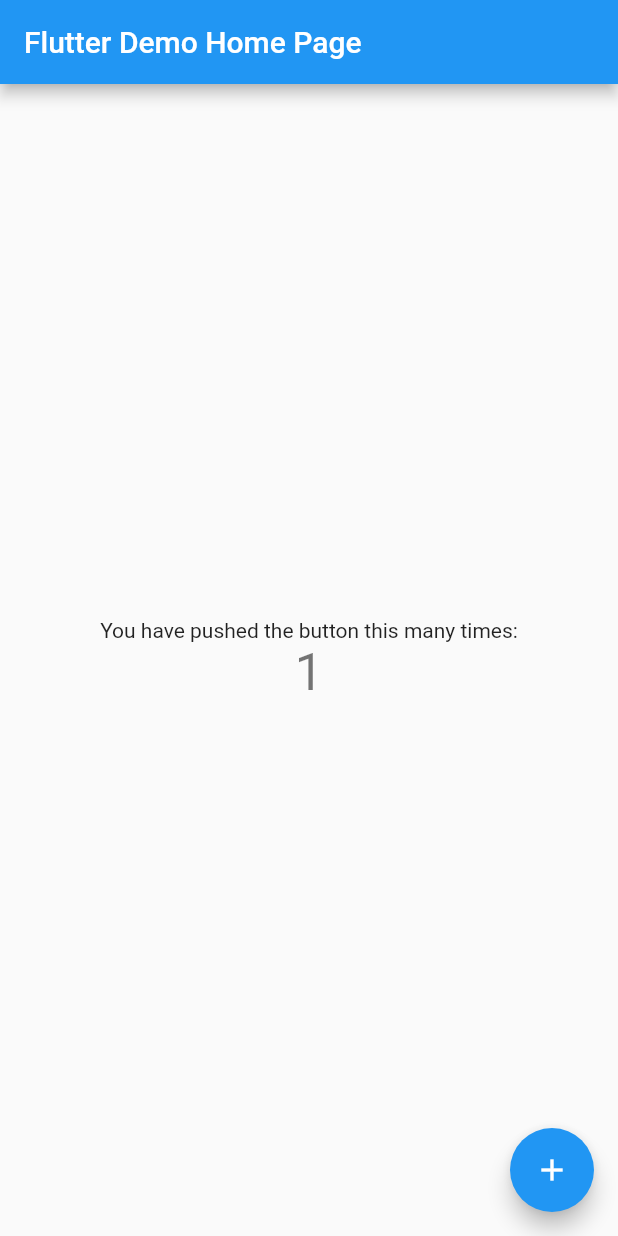
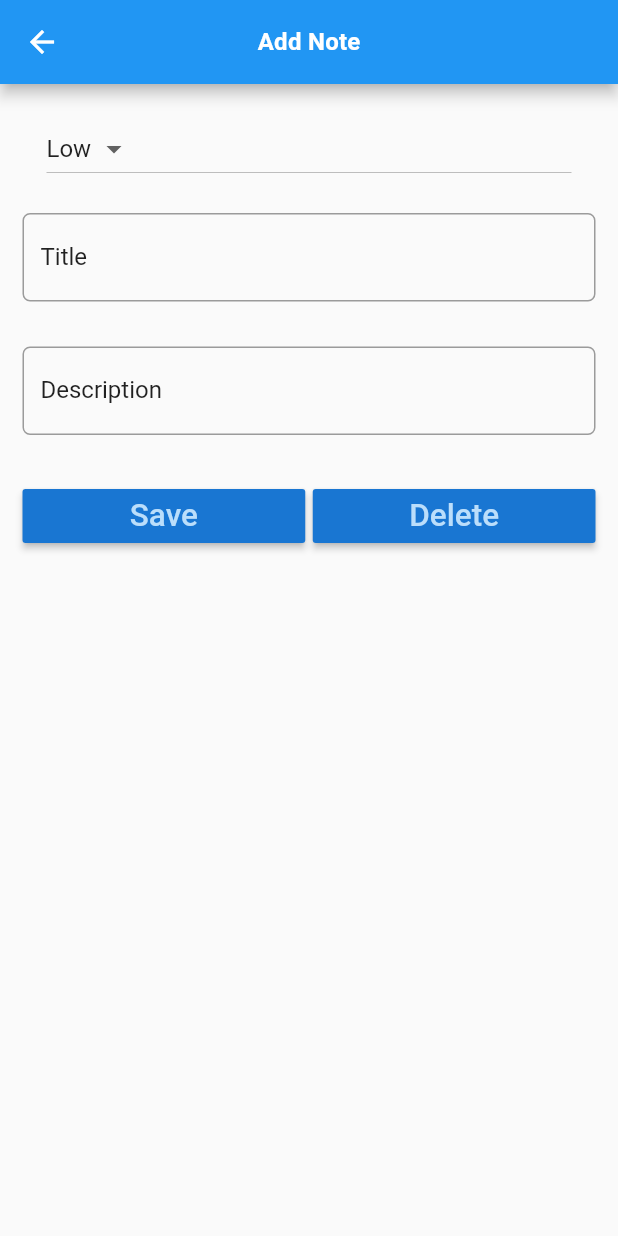
Before and after one commit to itsmedevensingh20/droid-course, a Flutter app: the screen it shows after launch, after a tap on the "add" icon, on a phone screen of 412 x 824 dp. Run offline on Flutter 3.47's test engine with Material 2 defaults, Android fonts, the phone set to English and light mode, and no system bars; Roboto replaces fonts that are missing (WorkSans).

Commit message:
Ui design

```diff
--- a/lib/main.dart
+++ b/lib/main.dart
@@ -1,115 +1,43 @@
+import 'dart:io';
+
+import 'package:courses/themes/app_theme.dart';
+import 'package:flutter/foundation.dart';
 import 'package:flutter/material.dart';
+import 'package:flutter/services.dart';
 
-void main() {
-  runApp(const MyApp());
+import 'note_screens/list_view_screen.dart';
+
+void main() async {
+  WidgetsFlutterBinding.ensureInitialized();
+  SystemChrome.setPreferredOrientations(<DeviceOrientation>[
+    DeviceOrientation.portraitUp,
+    DeviceOrientation.portraitDown
+  ]).then((value) => runApp(MyApp()));
 }
 
 class MyApp extends StatelessWidget {
   const MyApp({Key? key}) : super(key: key);
 
-  // This widget is the root of your application.
   @override
   Widget build(BuildContext context) {
+    SystemChrome.setSystemUIOverlayStyle(SystemUiOverlayStyle(
+      statusBarColor: Colors.transparent,
+      statusBarBrightness:
+          (!kIsWeb) && Platform.isAndroid ? Brightness.dark : Brightness.light,
+      statusBarIconBrightness: Brightness.dark,
+      systemNavigationBarColor: Colors.white,
+      systemNavigationBarDividerColor: Colors.transparent,
+      systemNavigationBarIconBrightness: Brightness.dark,
+    ));
     return MaterialApp(
-      title: 'Flutter Demo',
+      title: "DroidInsight App",
+      debugShowCheckedModeBanner: false,
       theme: ThemeData(
-        // This is the theme of your application.
-        //
-        // Try running your application with "flutter run". You'll see the
-        // application has a blue toolbar. Then, without quitting the app, try
-        // changing the primarySwatch below to Colors.green and then invoke
-        // "hot reload" (press "r" in the console where you ran "flutter run",
-        // or simply save your changes to "hot reload" in a Flutter IDE).
-        // Notice that the counter didn't reset back to zero; the application
-        // is not restarted.
         primarySwatch: Colors.blue,
+        textTheme: AppTheme.textTheme,
+        platform: TargetPlatform.iOS,
       ),
-      home: const MyHomePage(title: 'Flutter Demo Home Page'),
+      home: ListViewScreen(),
     );
   }
 }
-
-class MyHomePage extends StatefulWidget {
-  const MyHomePage({Key? key, required this.title}) : super(key: key);
-
-  // This widget is the home page of your application. It is stateful, meaning
-  // that it has a State object (defined below) that contains fields that affect
-  // how it looks.
-
-  // This class is the configuration for the state. It holds the values (in this
-  // case the title) provided by the parent (in this case the App widget) and
-  // used by the build method of the State. Fields in a Widget subclass are
-  // always marked "final".
-
-  final String title;
-
-  @override
-  State<MyHomePage> createState() => _MyHomePageState();
-}
-
-class _MyHomePageState extends State<MyHomePage> {
-  int _counter = 0;
-
-  void _incrementCounter() {
-    setState(() {
-      // This call to setState tells the Flutter framework that something has
-      // changed in this State, which causes it to rerun the build method below
-      // so that the display can reflect the updated values. If we changed
-      // _counter without calling setState(), then the build method would not be
-      // called again, and so nothing would appear to happen.
-      _counter++;
-    });
-  }
-
-  @override
-  Widget build(BuildContext context) {
-    // This method is rerun every time setState is called, for instance as done
-    // by the _incrementCounter method above.
-    //
-    // The Flutter framework has been optimized to make rerunning build methods
-    // fast, so that you can just rebuild anything that needs updating rather
-    // than having to individually change instances of widgets.
-    return Scaffold(
-      appBar: AppBar(
-        // Here we take the value from the MyHomePage object that was created by
-        // the App.build method, and use it to set our appbar title.
-        title: Text(widget.title),
-      ),
-      body: Center(
-        // Center is a layout widget. It takes a single child and positions it
-        // in the middle of the parent.
-        child: Column(
-          // Column is also a layout widget. It takes a list of children and
-          // arranges them vertically. By default, it sizes itself to fit its
-          // children horizontally, and tries to be as tall as its parent.
-          //
-          // Invoke "debug painting" (press "p" in the console, choose the
-          // "Toggle Debug Paint" action from the Flutter Inspector in Android
-          // Studio, or the "Toggle Debug Paint" command in Visual Studio Code)
-          // to see the wireframe for each widget.
-          //
-          // Column has various properties to control how it sizes itself and
-          // how it positions its children. Here we use mainAxisAlignment to
-          // center the children vertically; the main axis here is the vertical
-          // axis because Columns are vertical (the cross axis would be
-          // horizontal).
-          mainAxisAlignment: MainAxisAlignment.center,
-          children: <Widget>[
-            const Text(
-              'You have pushed the button this many times:',
-            ),
-            Text(
-              '$_counter',
-              style: Theme.of(context).textTheme.headline4,
-            ),
-          ],
-        ),
-      ),
-      floatingActionButton: FloatingActionButton(
-        onPressed: _incrementCounter,
-        tooltip: 'Increment',
-        child: const Icon(Icons.add),
-      ), // This trailing comma makes auto-formatting nicer for build methods.
-    );
-  }
-}
--- /dev/null
+++ b/lib/note_screens/list_view_screen.dart
@@ -0,0 +1,62 @@
+import 'package:flutter/material.dart';
+
+import 'note_details_screen.dart';
+
+class ListViewScreen extends StatefulWidget {
+  const ListViewScreen({Key? key}) : super(key: key);
+
+  @override
+  _ListViewScreen createState() => _ListViewScreen();
+}
+
+class _ListViewScreen extends State<ListViewScreen> {
+  var count = 0;
+
+  @override
+  Widget build(BuildContext context) {
+    return Scaffold(
+      appBar: AppBar(
+        title: const Text("Notes"),
+      ),
+      body: getNoteListView(),
+      floatingActionButton: FloatingActionButton(
+        onPressed: () {
+          navigate('Add Note');
+        },
+        tooltip: "Add Note",
+        child: const Icon(Icons.add),
+      ),
+    );
+  }
+
+  ListView getNoteListView() {
+    TextStyle? textStyle = Theme.of(context).textTheme.subtitle1;
+    return ListView.builder(
+      itemCount: count,
+      itemBuilder: (BuildContext context, int position) {
+        return Card(
+          color: Colors.white,
+          elevation: 2.0,
+          child: ListTile(
+            leading: const CircleAvatar(
+              backgroundColor: Colors.yellow,
+              child: Icon(Icons.keyboard_arrow_right),
+            ),
+            title: const Text("Title"),
+            subtitle: const Text("SubTitle"),
+            trailing: const Icon(Icons.delete, color: Colors.grey),
+            onTap: () {
+              navigate('Edit Note');
+            },
+          ),
+        );
+      },
+    );
+  }
+
+  void navigate(String title) {
+    Navigator.push(context, MaterialPageRoute(builder: (context) {
+      return NoteDetailsScreen(title);
+    }));
+  }
+}
--- /dev/null
+++ b/lib/note_screens/note_details_screen.dart
@@ -0,0 +1,136 @@
+import 'package:flutter/material.dart';
+
+class NoteDetailsScreen extends StatefulWidget {
+  String toolBarTitle;
+
+  NoteDetailsScreen(this.toolBarTitle);
+
+  @override
+  _NoteDetailsScreen createState() => _NoteDetailsScreen(this.toolBarTitle);
+}
+
+class _NoteDetailsScreen extends State<NoteDetailsScreen> {
+  var count = 0;
+  static final _priorities = ['High', 'Low'];
+  String toolBarTitle;
+
+  _NoteDetailsScreen(this.toolBarTitle);
+
+  @override
+  Widget build(BuildContext context) {
+    TextStyle? textStyle = Theme.of(context).textTheme.subtitle1;
+
+    TextEditingController titleController = TextEditingController();
+    TextEditingController descriptionController = TextEditingController();
+    Future<bool> _willPopCallback() async {
+      return true;
+    }
+
+    return WillPopScope(
+        onWillPop: () => _willPopCallback(),
+        child: Scaffold(
+          appBar: AppBar(
+            title: Text(toolBarTitle),
+            leading: IconButton(
+                icon: const Icon(Icons.arrow_back),
+                onPressed: () {
+                  moveToLastScreen();
+                }),
+          ),
+          body: Padding(
+            padding: const EdgeInsets.only(top: 15.0, left: 15.0, right: 15.0),
+            child: ListView(
+              children: <Widget>[
+                ListTile(
+                  title: DropdownButton(
+                    items: _priorities.map((String dropDownStringItems) {
+                      return DropdownMenuItem<String>(
+                        value: dropDownStringItems,
+                        child: Text(dropDownStringItems),
+                      );
+                    }).toList(),
+                    style: textStyle,
+                    value: 'Low',
+                    onChanged: (valueSelectedByUser) {
+                      setState(() {});
+                    },
+                  ),
+                ),
+                Padding(
+                  padding: const EdgeInsets.only(top: 15.0, bottom: 15.0),
+                  child: TextField(
+                    controller: titleController,
+                    style: textStyle,
+                    onChanged: (value) {
+                      debugPrint("Clicked on list item");
+                    },
+                    decoration: InputDecoration(
+                        labelText: 'Title',
+                        labelStyle: textStyle,
+                        border: OutlineInputBorder(
+                            borderRadius: BorderRadius.circular(5.0))),
+                  ),
+                ),
+                Padding(
+                  padding: const EdgeInsets.only(top: 15.0, bottom: 15.0),
+                  child: TextField(
+                    controller: descriptionController,
+                    style: textStyle,
+                    onChanged: (value) {
+                      debugPrint("Clicked on Description item");
+                    },
+                    decoration: InputDecoration(
+                        labelText: 'Description',
+                        labelStyle: textStyle,
+                        border: OutlineInputBorder(
+                            borderRadius: BorderRadius.circular(5.0))),
+                  ),
+                ),
+                Padding(
+                  padding: const EdgeInsets.only(top: 15.0, bottom: 15.0),
+                  child: Row(
+                    children: <Widget>[
+                      Expanded(
+                        child: RaisedButton(
+                          color: Theme.of(context).primaryColorDark,
+                          textColor: Theme.of(context).primaryColorLight,
+                          child: const Text(
+                            'Save',
+                            textScaleFactor: 1.5,
+                          ),
+                          onPressed: () {
+                            setState(() {
+                              debugPrint("Clicked ");
+                            });
+                          },
+                        ),
+                      ),
+                      Container(width: 5.0),
+                      Expanded(
+                        child: RaisedButton(
+                          color: Theme.of(context).primaryColorDark,
+                          textColor: Theme.of(context).primaryColorLight,
+                          child: const Text(
+                            'Delete',
+                            textScaleFactor: 1.5,
+                          ),
+                          onPressed: () {
+                            setState(() {
+                              debugPrint("Clicked ");
+                            });
+                          },
+                        ),
+                      )
+                    ],
+                  ),
+                )
+              ],
+            ),
+          ),
+        ));
+  }
+
+  void moveToLastScreen() {
+    Navigator.pop(context);
+  }
+}
--- /dev/null
+++ b/lib/splash_screen.dart
@@ -0,0 +1,49 @@
+import 'package:courses/themes/app_theme.dart';
+import 'package:flutter/cupertino.dart';
+import 'package:flutter/material.dart';
+
+class SplashScreen extends StatefulWidget {
+  const SplashScreen({Key? key}) : super(key: key);
+
+  @override
+  _SplashScreen createState() => _SplashScreen();
+
+}
+
+class _SplashScreen extends State<StatefulWidget> {
+  @override
+  Widget build(BuildContext context) {
+    return Container(
+      color: AppTheme.nearlyWhite,
+      child: SafeArea(
+        top: false,
+        child: Scaffold(
+          body: Column(
+            children: <Widget>[
+              Container(
+                  padding: const EdgeInsets.only(top: 8),
+                  child: Text(
+                    'Welcome to droidinsight',
+                    style: TextStyle(
+                      fontSize: 20,
+                      fontWeight: FontWeight.bold,
+                    ),
+                  )
+              ),
+              Container(
+                padding: const EdgeInsets.only(top: 16),
+                child: const Text(
+                  'It looks like you are experiencing problems\nwith our sign up process. We are here to\nhelp so please get in touch with us',
+                  textAlign: TextAlign.center,
+                  style: TextStyle(
+                    fontSize: 16,
+                  ),
+                ),
+              )
+            ],
+          ),
+        ),
+      ),
+    );
+  }
+}
--- /dev/null
+++ b/lib/themes/app_theme.dart
@@ -0,0 +1,89 @@
+import 'package:flutter/material.dart';
+
+class AppTheme {
+  AppTheme._();
+
+  static const Color notWhite = Color(0xFFEDF0F2);
+  static const Color nearlyWhite = Color(0xFFFEFEFE);
+  static const Color white = Color(0xFFFFFFFF);
+  static const Color nearlyBlack = Color(0xFF213333);
+  static const Color grey = Color(0xFF3A5160);
+  static const Color dark_grey = Color(0xFF313A44);
+
+  static const Color darkText = Color(0xFF253840);
+  static const Color darkerText = Color(0xFF17262A);
+  static const Color lightText = Color(0xFF4A6572);
+  static const Color deactivatedText = Color(0xFF767676);
+  static const Color dismissibleBackground = Color(0xFF364A54);
+  static const Color chipBackground = Color(0xFFEEF1F3);
+  static const Color spacer = Color(0xFFF2F2F2);
+  static const String fontName = 'WorkSans';
+
+  static const TextTheme textTheme = TextTheme(
+    headline4: display1,
+    headline5: headline,
+    headline6: title,
+    subtitle2: subtitle,
+    bodyText2: body2,
+    bodyText1: body1,
+    caption: caption,
+  );
+
+  static const TextStyle display1 = TextStyle( // h4 -> display1
+    fontFamily: fontName,
+    fontWeight: FontWeight.bold,
+    fontSize: 36,
+    letterSpacing: 0.4,
+    height: 0.9,
+    color: darkerText,
+  );
+
+  static const TextStyle headline = TextStyle( // h5 -> headline
+    fontFamily: fontName,
+    fontWeight: FontWeight.bold,
+    fontSize: 24,
+    letterSpacing: 0.27,
+    color: darkerText,
+  );
+
+  static const TextStyle title = TextStyle( // h6 -> title
+    fontFamily: fontName,
+    fontWeight: FontWeight.bold,
+    fontSize: 16,
+    letterSpacing: 0.18,
+    color: darkerText,
+  );
+
+  static const TextStyle subtitle = TextStyle( // subtitle2 -> subtitle
+    fontFamily: fontName,
+    fontWeight: FontWeight.w400,
+    fontSize: 14,
+    letterSpacing: -0.04,
+    color: darkText,
+  );
+
+  static const TextStyle body2 = TextStyle( // body1 -> body2
+    fontFamily: fontName,
+    fontWeight: FontWeight.w400,
+    fontSize: 14,
+    letterSpacing: 0.2,
+    color: darkText,
+  );
+
+  static const TextStyle body1 = TextStyle( // body2 -> body1
+    fontFamily: fontName,
+    fontWeight: FontWeight.w400,
+    fontSize: 16,
+    letterSpacing: -0.05,
+    color: darkText,
+  );
+
+  static const TextStyle caption = TextStyle( // Caption -> caption
+    fontFamily: fontName,
+    fontWeight: FontWeight.w400,
+    fontSize: 12,
+    letterSpacing: 0.2,
+    color: lightText, // was lightText
+  );
+
+}
```
